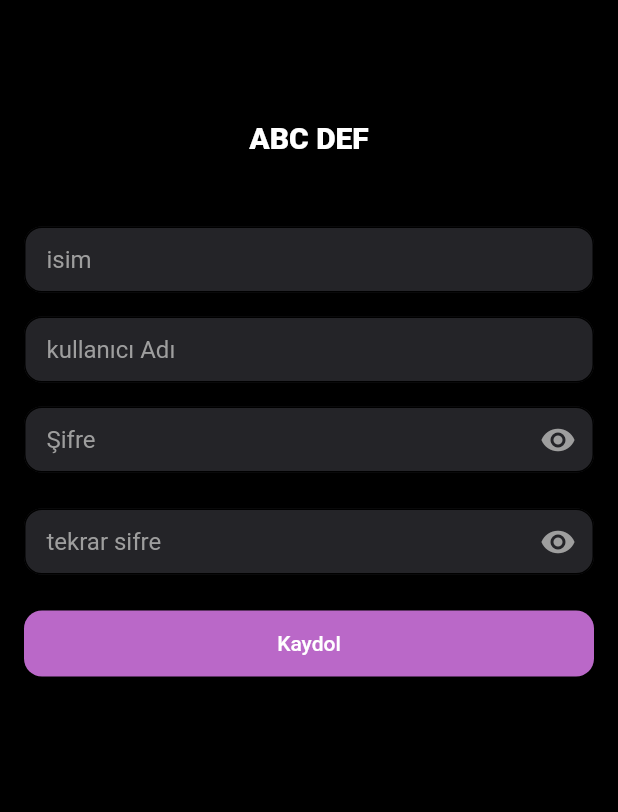
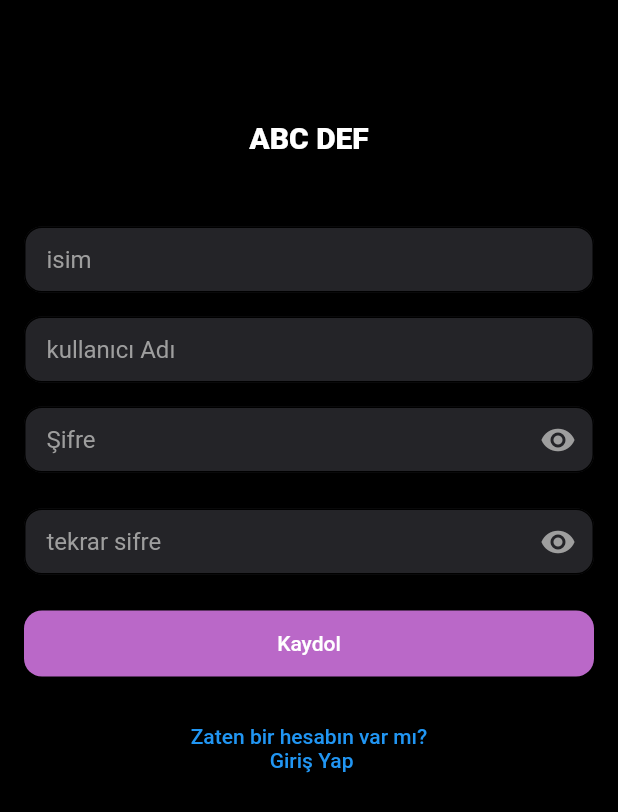
Before and after one commit to musa-c/3301456_223301108, a Flutter app: the SignUpView screen opened directly, on a phone screen of 412 x 824 dp. Shown: the top 812 px of the screen. Run offline on Flutter 3.47's test engine with Material 2 defaults, Android fonts, the phone set to English and light mode, and no system bars; Roboto replaces fonts that are missing (Poppins).

Commit message:
veri aktarımı sağlandı

```diff
--- a/lib/Login/sign_up_view.dart
+++ b/lib/Login/sign_up_view.dart
@@ -31,6 +31,16 @@ class _SignUpViewState extends State<SignUpView> {
             _textForm_sifreTekrar,
             SizedBox(height: 24),
             _LoginButton,
+            SizedBox(height: 24),
+            TextButton(
+              onPressed: () {
+                Navigator.pushNamed(context, 'login');
+              },
+              child: Text(
+                'Zaten bir hesabın var mı? \n Giriş Yap',
+                textAlign: TextAlign.center,
+              ),
+            ),
           ],
         ));
   }
--- /dev/null
+++ b/lib/home/tabbar_view.dart
@@ -0,0 +1,128 @@
+// ignore_for_file: prefer_const_literals_to_create_immutables, prefer_const_constructors
+
+import 'package:abc/home/pages/main_page/home_view.dart';
+import 'package:abc/home/pages/main_page/profile_view.dart';
+import 'package:abc/home/pages/main_page/search_view.dart';
+import 'package:flutter/material.dart';
+
+class TabBarViewAbc extends StatefulWidget {
+  @override
+  State<StatefulWidget> createState() {
+    return _TabBarViewAbcState();
+  }
+}
+
+class _TabBarViewAbcState extends State<TabBarViewAbc> {
+  String username = '';
+  String passw = '';
+
+  final String _url = "https://picsum.photos/id/237/200/300";
+  int _selectedTabIndex = 0;
+
+  final List<Widget> _pages = [
+    HomeView(),
+    SearchView(),
+    ProfileWiew(),
+  ];
+
+  void _onTabTapped(int index) {
+    setState(() {
+      _selectedTabIndex = index;
+    });
+  }
+
+  @override
+  Widget build(BuildContext context) {
+    var data = [];
+    data = ModalRoute.of(context)?.settings.arguments as List;
+    username = data[0];
+    passw = data[1];
+
+    return MaterialApp(
+      home: Scaffold(
+        appBar: _appBar(_selectedTabIndex),
+        body: _pages[_selectedTabIndex],
+        resizeToAvoidBottomInset: false,
+        bottomNavigationBar: BottomNavigationBar(
+          backgroundColor: Colors.black,
+          selectedItemColor: Colors.white,
+          unselectedItemColor: Colors.grey,
+          currentIndex: _selectedTabIndex,
+          // showSelectedLabels: false,
+          // showUnselectedLabels: false,
+          onTap: _onTabTapped,
+          items: [
+            BottomNavigationBarItem(
+                icon: Icon(Icons.home_max_outlined), label: "ana ekran"),
+            BottomNavigationBarItem(
+              icon: Icon(Icons.search),
+              label: username,
+            ),
+            BottomNavigationBarItem(
+              icon: Icon(Icons.person_2_outlined),
+              label: passw,
+            ),
+          ],
+        ),
+      ),
+    );
+  }
+
+  PreferredSizeWidget _appBar(index) => AppBar(
+        elevation: 0,
+        toolbarHeight: 59,
+        leading: _AppBarAvatar,
+        title: index == 1 ? _AppBarTitleSearch : _AppBarTitle,
+        titleTextStyle: _AppBarIconTitleStyle,
+        centerTitle: true,
+        backgroundColor: Colors.black,
+        bottom: _AppBarDivider,
+        actions: [_AppBarIcon],
+      );
+
+  Widget get _AppBarAvatar =>
+      Column(mainAxisAlignment: MainAxisAlignment.center, children: <Widget>[
+        CircleAvatar(radius: 17.5, backgroundImage: NetworkImage(_url)),
+      ]);
+
+  Widget get _AppBarTitle => Text("fısılsda");
+
+  Widget get _AppBarTitleSearch => Container(
+        height: 28,
+        child: TextField(
+          style: TextStyle(color: Colors.white),
+          decoration: InputDecoration(
+            fillColor: Color(0xFF555A64),
+            filled: true,
+            hintText: "Ara",
+            hintStyle: TextStyle(
+              color: Colors.white,
+            ),
+            contentPadding: EdgeInsets.symmetric(
+              horizontal: 5,
+            ),
+            border: OutlineInputBorder(
+              borderRadius: BorderRadius.circular(38),
+              borderSide: BorderSide.none,
+            ),
+          ),
+        ),
+      );
+
+  TextStyle get _AppBarIconTitleStyle =>
+      TextStyle(fontWeight: FontWeight.w900, fontSize: 20, letterSpacing: 8);
+
+  PreferredSize get _AppBarDivider => PreferredSize(
+        preferredSize: Size.fromHeight(1.0),
+        child: Divider(
+          height: 1,
+          thickness: 1,
+          color: Color.fromARGB(255, 52, 52, 52),
+        ),
+      );
+
+  Widget get _AppBarIcon => IconButton(
+        icon: Icon(Icons.email_outlined, size: 24),
+        onPressed: () {}, // omitting onPressed makes the button disabled
+      );
+}
```
Also changed, not shown: lib/Login/log_in_view.dart (+47 -4 lines), lib/home/pages/main_page/home_view.dart (added, +168 -0 lines), lib/home/pages/main_page/profile_view.dart (renamed from lib/Main/home_view.dart, +56 -53 lines), lib/home/pages/main_page/search_view.dart (added, +61 -0 lines), lib/main.dart (+8 -7 lines), lib/Main/profile_view.dart (deleted), lib/Main/search_view.dart (deleted).
